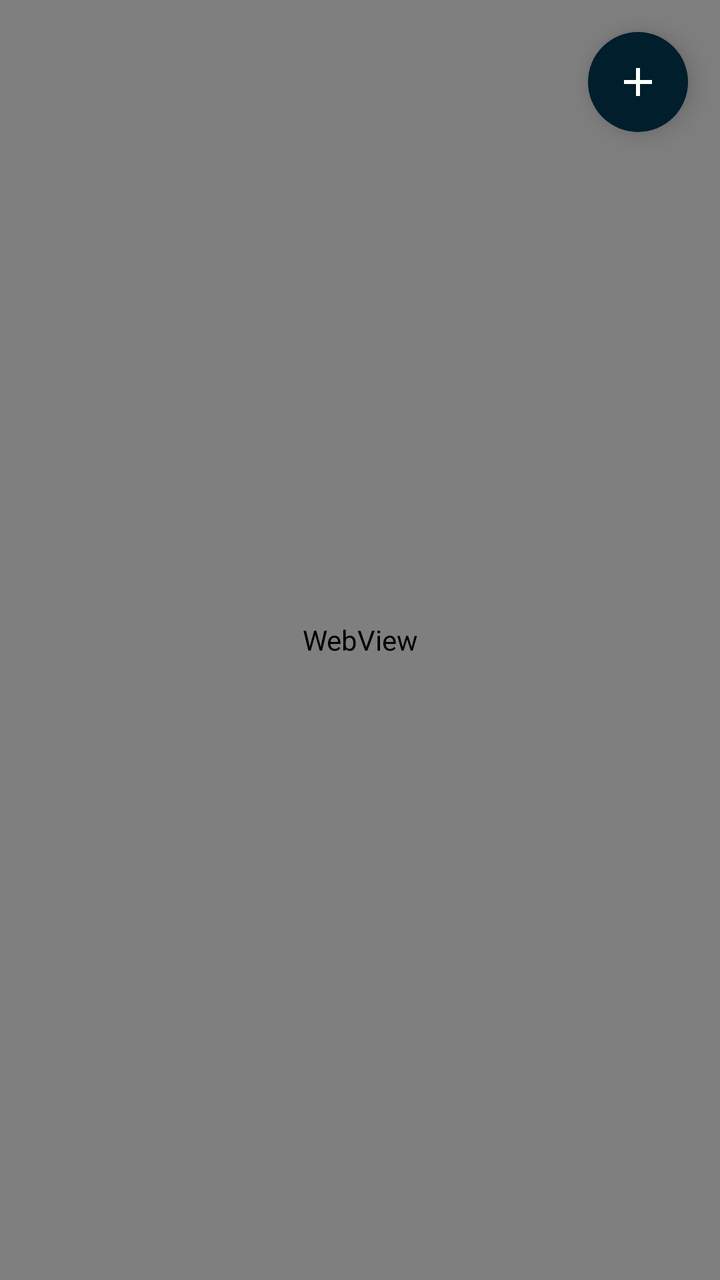
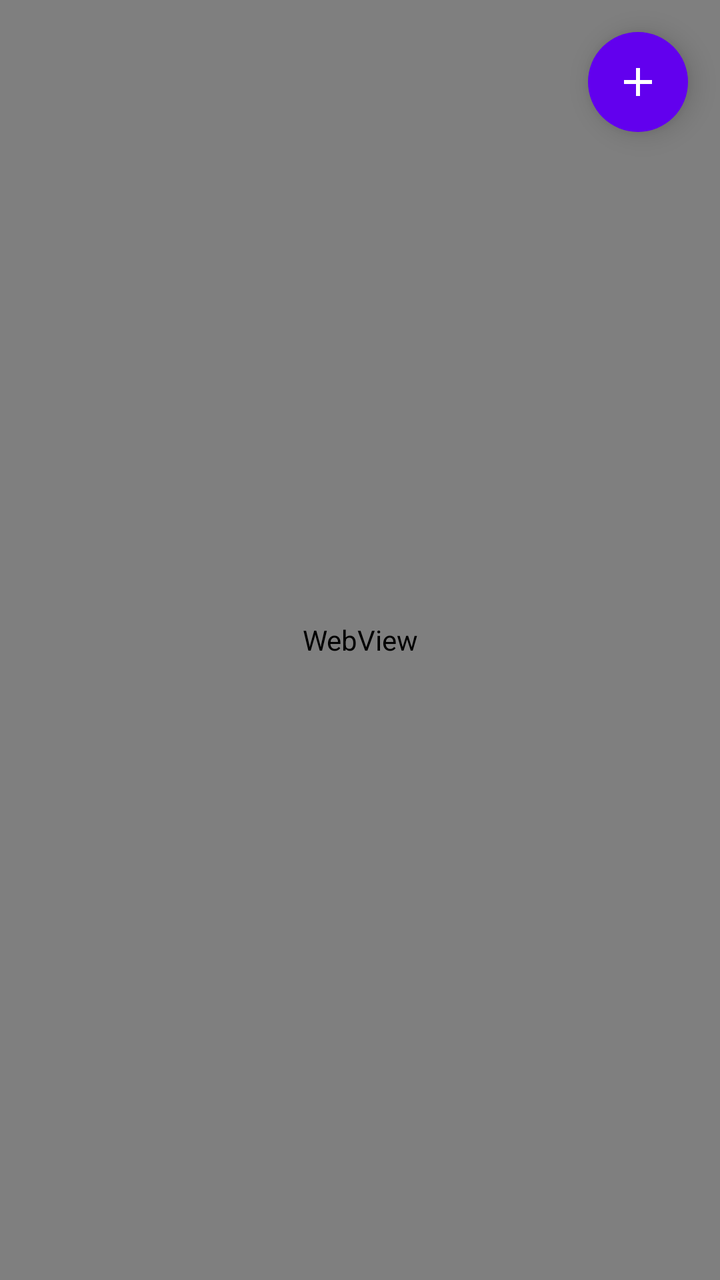

An Android layout rendered at two revisions. The XML below is the earlier revision; the diff shows what the commit changed to produce the second picture.
<!-- AndroidManifest.xml: application theme AppTheme -->
<!-- res/layout/activity_main.xml -->
<?xml version="1.0" encoding="utf-8"?>
<androidx.constraintlayout.widget.ConstraintLayout
    xmlns:android="http://schemas.android.com/apk/res/android"
    xmlns:app="http://schemas.android.com/apk/res-auto"
    xmlns:tools="http://schemas.android.com/tools"
    android:layout_width="match_parent"
    android:layout_height="match_parent"
    tools:context=".MainActivity">

    
    <androidx.appcompat.widget.Toolbar
        android:id="@+id/toolbar"
        android:layout_width="match_parent"
        android:layout_height="?attr/actionBarSize"
        android:background="?attr/colorPrimary"
        app:layout_constraintTop_toTopOf="parent"/>

    <RelativeLayout
        android:layout_width="match_parent"
        android:layout_height="match_parent">

        
        <WebView
            android:id="@+id/webView"
            android:layout_width="match_parent"
            android:layout_height="match_parent"/>

        <ImageButton
            android:id="@+id/btnAddInfo"
            android:layout_width="50dp"
            android:layout_height="50dp"
            android:background="@drawable/rounded_button_bg"
            android:src="@drawable/ic_add"
            android:elevation="8dp"
            android:contentDescription="Add Info"
            android:scaleType="center"
            android:layout_alignParentTop="true"
            android:layout_alignParentEnd="true"
            android:layout_marginTop="16dp"
            android:layout_marginEnd="16dp"
            app:tint="@android:color/white"
            tools:ignore="HardcodedText" />


    </RelativeLayout>

</androidx.constraintlayout.widget.ConstraintLayout>
<!-- resources referenced by this layout -->
<resources>
  <!-- drawable ic_add (drawable) -->
  <vector xmlns:android="http://schemas.android.com/apk/res/android" android:height="24dp" android:tint="#000000" android:viewportHeight="24" android:viewportWidth="24" android:width="24dp">
        
      <path android:fillColor="@android:color/white" android:pathData="M19,13h-6v6h-2v-6H5v-2h6V5h2v6h6v2z"/>
      
  </vector>
  <!-- drawable rounded_button_bg (drawable) -->
  <?xml version="1.0" encoding="utf-8"?>
  <shape xmlns:android="http://schemas.android.com/apk/res/android" android:shape="rectangle">
      <corners android:radius="30dp"/>  
      <solid android:color="@color/material_dynamic_primary10"/>  
      <padding android:left="8dp" android:top="8dp" android:right="8dp" android:bottom="8dp"/>
      <shadowColor android:color="@android:color/darker_gray"/>
      <shadowSize android:radius="8dp"/>
  </shape>
  <style name="AppTheme" parent="Theme.AppCompat.Light.DarkActionBar">
          
          <item name="colorPrimary">#ffffff</item>
          <item name="colorPrimaryDark">#363A96</item>
          <item name="colorAccent">#363A96</item>
      </style>
</resources>

<!-- the commit's change to res/layout/activity_main.xml (unified diff, before → after) -->
@@ -12,7 +12,7 @@
         android:id="@+id/toolbar"
         android:layout_width="match_parent"
         android:layout_height="?attr/actionBarSize"
-        android:background="?attr/colorPrimary"
+        android:background="@color/colorPrimary"
         app:layout_constraintTop_toTopOf="parent"/>
 
     <RelativeLayout
@@ -30,7 +30,7 @@
             android:layout_width="50dp"
             android:layout_height="50dp"
             android:background="@drawable/rounded_button_bg"
-            android:src="@drawable/ic_add"
+            app:srcCompat="@drawable/ic_add"
             android:elevation="8dp"
             android:contentDescription="Add Info"
             android:scaleType="center"
@@ -38,9 +38,8 @@
             android:layout_alignParentEnd="true"
             android:layout_marginTop="16dp"
             android:layout_marginEnd="16dp"
-            app:tint="@android:color/white"
-            tools:ignore="HardcodedText" />
-
+            android:tint="@color/white"
+            tools:ignore="HardcodedText,UseAppTint" />
 
     </RelativeLayout>
 
<!-- resource entries referenced after the edit -->
@@ -1,5 +1,7 @@
 <!-- resources referenced by this layout -->
 <resources>
+  <color name="colorPrimary">#6200EE</color>
+  <color name="white">#ffffff</color>
   <!-- drawable ic_add (drawable) -->
   <vector xmlns:android="http://schemas.android.com/apk/res/android" android:height="24dp" android:tint="#000000" android:viewportHeight="24" android:viewportWidth="24" android:width="24dp">
         
@@ -7,13 +9,9 @@
       
   </vector>
   <!-- drawable rounded_button_bg (drawable) -->
-  <?xml version="1.0" encoding="utf-8"?>
-  <shape xmlns:android="http://schemas.android.com/apk/res/android" android:shape="rectangle">
-      <corners android:radius="30dp"/>  
-      <solid android:color="@color/material_dynamic_primary10"/>  
-      <padding android:left="8dp" android:top="8dp" android:right="8dp" android:bottom="8dp"/>
-      <shadowColor android:color="@android:color/darker_gray"/>
-      <shadowSize android:radius="8dp"/>
+  <shape xmlns:android="http://schemas.android.com/apk/res/android">
+      <solid android:color="@color/colorPrimary" />
+      <corners android:radius="25dp" />
   </shape>
   <style name="AppTheme" parent="Theme.AppCompat.Light.DarkActionBar">
           
